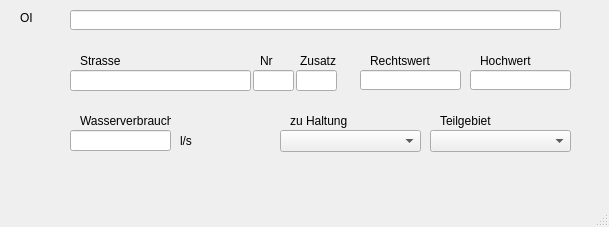
Old version of the form qkan/forms/qkan_swref.ui in the repository hoettges/QKan.
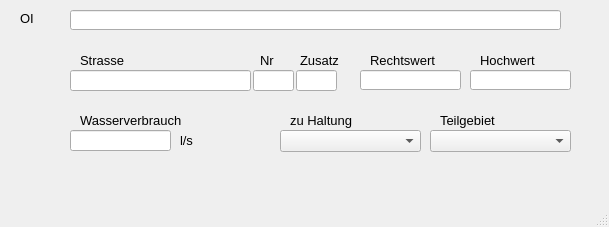
New version of the form.

Patch:
```diff
--- a/qkan/forms/qkan_swref.ui
+++ b/qkan/forms/qkan_swref.ui
@@ -16,6 +16,7 @@
   <property name="font">
    <font>
     <family>Tahoma</family>
+    <pointsize>10</pointsize>
    </font>
   </property>
   <property name="windowTitle">
@@ -40,7 +41,7 @@
      <rect>
       <x>20</x>
       <y>10</y>
-      <width>61</width>
+      <width>41</width>
       <height>16</height>
      </rect>
     </property>
@@ -53,7 +54,7 @@
      <rect>
       <x>80</x>
       <y>110</y>
-      <width>91</width>
+      <width>121</width>
       <height>21</height>
      </rect>
     </property>
@@ -119,7 +120,7 @@
      <rect>
       <x>370</x>
       <y>50</y>
-      <width>61</width>
+      <width>81</width>
       <height>21</height>
      </rect>
     </property>
@@ -162,7 +163,7 @@
      <rect>
       <x>480</x>
       <y>50</y>
-      <width>51</width>
+      <width>71</width>
       <height>21</height>
      </rect>
     </property>
@@ -192,7 +193,7 @@
      <rect>
       <x>80</x>
       <y>50</y>
-      <width>51</width>
+      <width>61</width>
       <height>21</height>
      </rect>
     </property>
```
Left out of the diff: 2 changed lines with no effect on the pictures.
